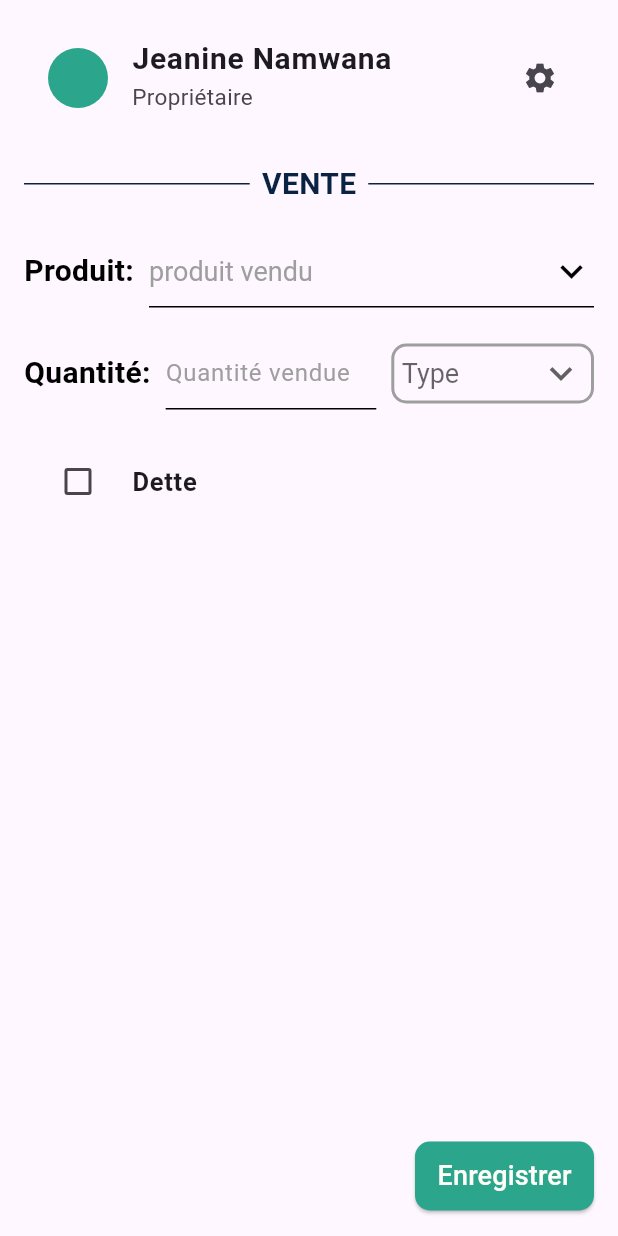
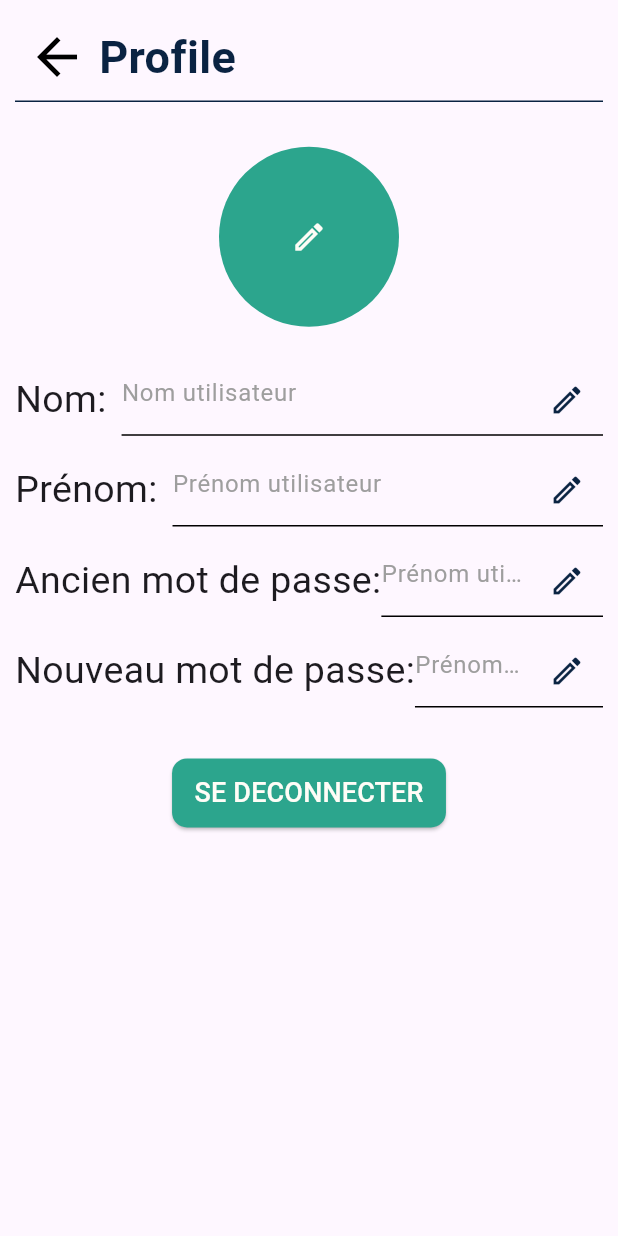
Before and after one commit to NML124/evodie, a Flutter app: the screen it shows after launch, on a phone screen of 412 x 824 dp. Run offline on Flutter 3.47's test engine with Material 3 defaults, Android fonts, the phone set to English and light mode, and no system bars.

Commit message:
add profile page

```diff
--- a/lib/main.dart
+++ b/lib/main.dart
@@ -1,5 +1,6 @@
 import 'package:evodie/Constants/colors.dart';
 import 'package:evodie/Produits_Options/produits_options.dart';
+import 'package:evodie/screens/profile.dart';
 import 'package:evodie/screens/vente.dart';
 import 'package:flutter/material.dart';
 
@@ -16,7 +17,7 @@ class MyApp extends StatelessWidget {
     return const MaterialApp(
       title: "Gestion Depot",
       debugShowCheckedModeBanner: false,
-      home: Vente(),
+      home: Profile(),
     );
   }
 }
--- a/lib/screens/profile.dart
+++ b/lib/screens/profile.dart
@@ -0,0 +1,197 @@
+import 'package:evodie/Constants/colors.dart';
+import 'package:evodie/widgets/customElevatedButton.dart';
+import 'package:flutter/material.dart';
+
+class Profile extends StatefulWidget {
+  const Profile({super.key});
+
+  @override
+  State<Profile> createState() => _ProfileState();
+}
+
+class _ProfileState extends State<Profile> {
+  @override
+  Widget build(BuildContext context) {
+    return Scaffold(
+      body: Padding(
+        padding: const EdgeInsets.all(10.0),
+        child: Column(
+          children: [
+            Container(
+              child: Column(
+                children: [
+                  Row(
+                    children: [
+                      IconButton(
+                        onPressed: () {},
+                        icon: const Icon(
+                          Icons.arrow_back,
+                          color: Colors.black,
+                          size: 40,
+                        ),
+                      ),
+                      const Text(
+                        'Profile',
+                        style: TextStyle(
+                            color: ColorsConstant.black,
+                            fontSize: 30,
+                            fontWeight: FontWeight.bold),
+                      ),
+                    ],
+                  ),
+                ],
+              ),
+            ),
+            const Divider(
+              color: ColorsConstant.black,
+              height: 3,
+            ),
+            SizedBox(
+              height: MediaQuery.of(context).size.height * 0.035,
+            ),
+            const CircleAvatar(
+              radius: 60,
+              backgroundColor: ColorsConstant.green,
+              foregroundColor: ColorsConstant.white,
+              child: Icon(Icons.edit_outlined),
+            ),
+            SizedBox(
+              height: MediaQuery.of(context).size.height * 0.03,
+            ),
+            const Row(
+              children: [
+                Text(
+                  'Nom:',
+                  style: TextStyle(
+                    fontSize: 25,
+                  ),
+                ),
+                SizedBox(
+                  width: 10,
+                ),
+                Expanded(
+                  child: TextField(
+                    decoration: const InputDecoration(
+                      hintText: 'Nom utilisateur',
+                      hintStyle: TextStyle(
+                        color: Colors.grey,
+                      ),
+                      enabledBorder: UnderlineInputBorder(
+                        borderSide: BorderSide(color: Colors.black, width: 1),
+                      ),
+                      focusedBorder: UnderlineInputBorder(
+                        borderSide: BorderSide(color: Colors.black, width: 1),
+                      ),
+                      suffixIcon: Icon(Icons.edit_outlined),
+                      suffixIconColor: ColorsConstant.black,
+                    ),
+                  ),
+                ),
+              ],
+            ),
+            SizedBox(
+              height: MediaQuery.of(context).size.height * 0.015,
+            ),
+            const Row(
+              children: [
+                Text(
+                  'Prénom:',
+                  style: TextStyle(
+                    fontSize: 25,
+                  ),
+                ),
+                SizedBox(
+                  width: 10,
+                ),
+                Expanded(
+                  child: TextField(
+                    decoration: const InputDecoration(
+                      hintText: 'Prénom utilisateur',
+                      hintStyle: TextStyle(
+                        color: Colors.grey,
+                      ),
+                      enabledBorder: UnderlineInputBorder(
+                        borderSide: BorderSide(color: Colors.black, width: 1),
+                      ),
+                      focusedBorder: UnderlineInputBorder(
+                        borderSide: BorderSide(color: Colors.black, width: 1),
+                      ),
+                      suffixIcon: Icon(Icons.edit_outlined),
+                      suffixIconColor: ColorsConstant.black,
+                    ),
+                  ),
+                ),
+              ],
+            ),
+            SizedBox(
+              height: MediaQuery.of(context).size.height * 0.015,
+            ),
+            const Row(
+              children: [
+                Text(
+                  'Ancien mot de passe:',
+                  style: TextStyle(
+                    fontSize: 25,
+                  ),
+                ),
+                Expanded(
+                  child: TextField(
+                    decoration: const InputDecoration(
+                      hintText: 'Prénom utilisateur',
+                      hintStyle: TextStyle(
+                        color: Colors.grey,
+                      ),
+                      enabledBorder: UnderlineInputBorder(
+                        borderSide: BorderSide(color: Colors.black, width: 1),
+                      ),
+                      focusedBorder: UnderlineInputBorder(
+                        borderSide: BorderSide(color: Colors.black, width: 1),
+                      ),
+                      suffixIcon: Icon(Icons.edit_outlined),
+                      suffixIconColor: ColorsConstant.black,
+                    ),
+                  ),
+                ),
+              ],
+            ),
+            SizedBox(
+              height: MediaQuery.of(context).size.height * 0.015,
+            ),
+            const Row(
+              children: [
+                Text(
+                  'Nouveau mot de passe:',
+                  style: TextStyle(
+                    fontSize: 25,
+                  ),
+                ),
+                Expanded(
+                  child: TextField(
+                    decoration: const InputDecoration(
+                      hintText: 'Prénom utilisateur',
+                      hintStyle: TextStyle(
+                        color: Colors.grey,
+                      ),
+                      enabledBorder: UnderlineInputBorder(
+                        borderSide: BorderSide(color: Colors.black, width: 1),
+                      ),
+                      focusedBorder: UnderlineInputBorder(
+                        borderSide: BorderSide(color: Colors.black, width: 1),
+                      ),
+                      suffixIcon: Icon(Icons.edit_outlined),
+                      suffixIconColor: ColorsConstant.black,
+                    ),
+                  ),
+                ),
+              ],
+            ),
+            SizedBox(
+              height: MediaQuery.of(context).size.height * 0.04,
+            ),
+            CustomElevatedButton(buttonText: 'SE DECONNECTER', onPressed: () {})
+          ],
+        ),
+      ),
+    );
+  }
+}
```
